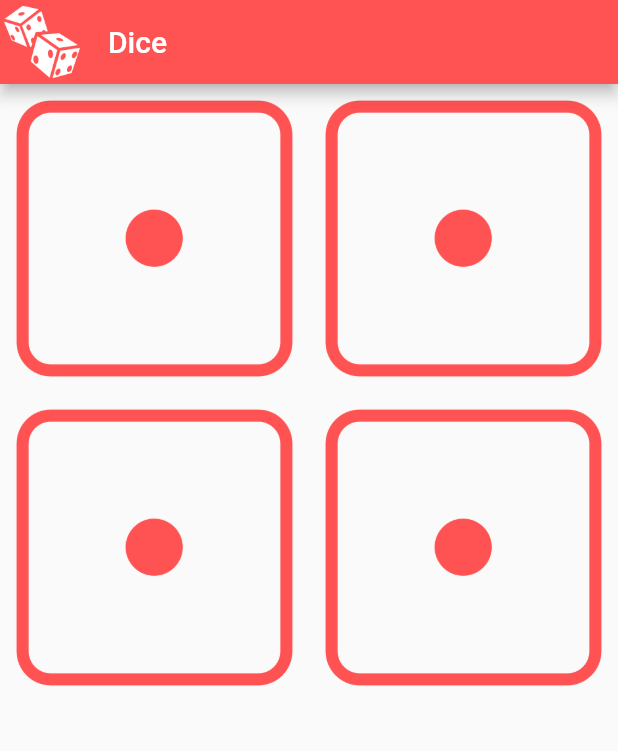
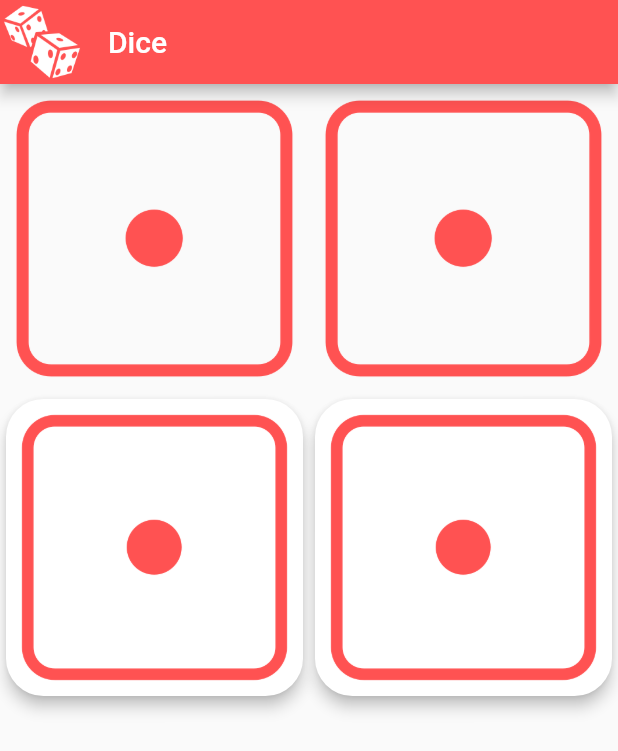
Before and after one commit to im-adarsh/flutter_iam_rich, a Flutter app: the screen it shows after launch, on a phone screen of 412 x 824 dp. Shown: the top 751 px of the screen. Run offline on Flutter 3.47's test engine with Material 2 defaults, Android fonts, the phone set to English and light mode, and no system bars.

Commit message:
add dice

```diff
--- a/lib/widgets/dice_widget.dart
+++ b/lib/widgets/dice_widget.dart
@@ -31,15 +31,32 @@ class DiceWidget extends StatelessWidget {
           child: Row(
             children: <Widget>[
               Expanded(
+
+                child: Card(
+                  elevation: 4,
+                  shape: RoundedRectangleBorder(
+                    borderRadius: BorderRadius.circular(25.0),
+                  ),
                   child: Image(
                     image: AssetImage("assets/icons/dice-1.png"),
                     color: Colors.redAccent,
+                    alignment: Alignment.center,
+                    fit: BoxFit.cover,
+                  ),
                 ),
               ),
               Expanded(
+                child: Card(
+                  elevation: 4,
+                  shape: RoundedRectangleBorder(
+                    borderRadius: BorderRadius.circular(25.0),
+                  ),
                   child: Image(
                     image: AssetImage("assets/icons/dice-1.png"),
                     color: Colors.redAccent,
+                    alignment: Alignment.center,
+                    fit: BoxFit.cover,
+                  ),
                 ),
               ),
             ],
```
Lines whose indentation alone changed are shown as unchanged.
